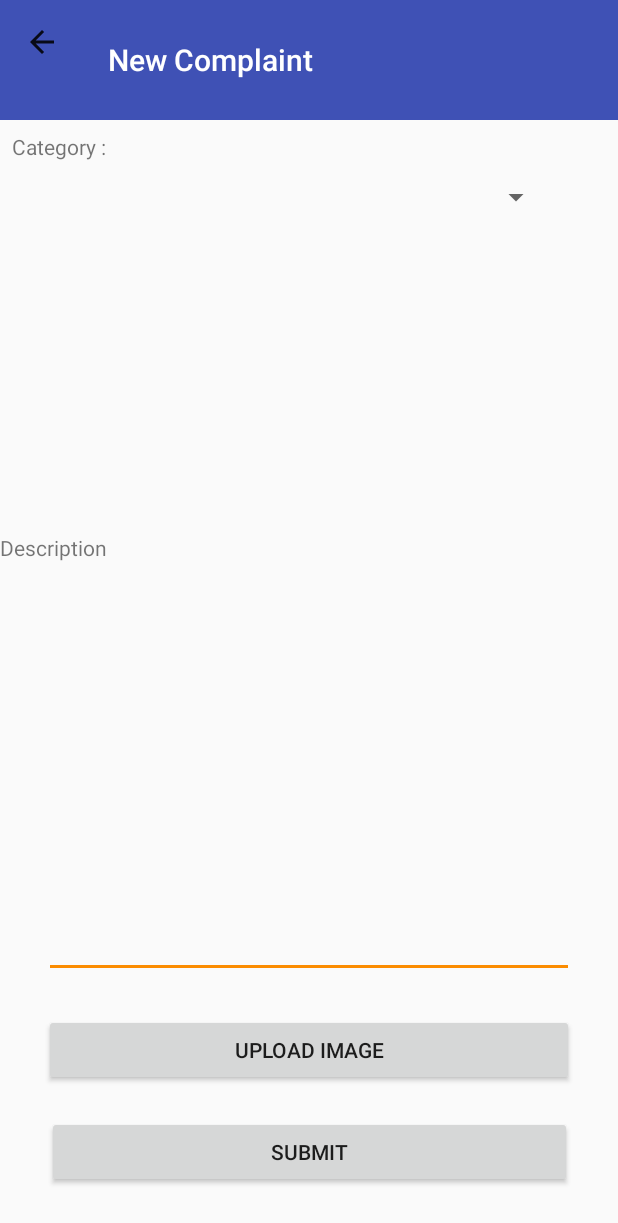
After one commit to weisheng1998/MYFeedback, an Android app: the NewComplaint screen opened directly, with no data from a screen before it, on a phone screen of 412 x 824 dp. The commit adds this screen. Shown: the top 1223 px of the screen. Run offline under Robolectric (Android 15) with nearby library versions, the phone set to English and light mode, and no system bars.

Commit message:
Login Activity + New Complaint Activity
Make enchancement on Login Activity and New Complaint Activity

```diff
--- a/app/src/main/AndroidManifest.xml
+++ b/app/src/main/AndroidManifest.xml
@@ -1,7 +1,9 @@
 <?xml version="1.0" encoding="utf-8"?>
 <manifest xmlns:android="http://schemas.android.com/apk/res/android"
     package="com.myfeedback.myfeedbackprototype">
-    <uses-permission android:name="android.permission.INTERNET"></uses-permission>
+
+    <uses-permission android:name="android.permission.INTERNET" />
+
     <application
         android:allowBackup="true"
         android:icon="@mipmap/ic_launcher"
@@ -23,7 +25,8 @@
             android:launchMode="singleTop"
             android:theme="@style/AppTheme" />
         <activity android:name=".AboutUsActivity" />
-        <activity android:name=".LoginActivity"></activity>
+        <activity android:name=".LoginActivity" />
+        <activity android:name=".NewComplaint"></activity>
     </application>
 
 </manifest>
--- a/app/src/main/java/com/myfeedback/myfeedbackprototype/ComplaintFragment.java
+++ b/app/src/main/java/com/myfeedback/myfeedbackprototype/ComplaintFragment.java
@@ -1,6 +1,8 @@
 package com.myfeedback.myfeedbackprototype;
 
+import android.content.Intent;
 import android.os.Bundle;
+import android.support.design.widget.FloatingActionButton;
 import android.support.v4.app.Fragment;
 import android.view.LayoutInflater;
 import android.view.View;
@@ -16,8 +18,23 @@ public class ComplaintFragment extends Fragment {
     @Override
     public View onCreateView(LayoutInflater inflater, ViewGroup container,
                              Bundle savedInstanceState) {
+
+        View RootView = inflater.inflate(R.layout.fragment_complaint, container, false);
+
+        FloatingActionButton fab = RootView.findViewById(R.id.floatingActionButton);
+        fab.setOnClickListener(new View.OnClickListener() {
+            @Override
+            public void onClick(View view) {
+                Intent newComplaint = new Intent(ComplaintFragment.this.getActivity(), NewComplaint.class);
+                startActivity(newComplaint);
+            }
+        });
+
         // Inflate the layout for this fragment
-        return inflater.inflate(R.layout.fragment_complaint, container, false);
+        return RootView;
+
+
+
     }
 
     public void onCreate(Bundle savedInstanceState) {
--- a/app/src/main/java/com/myfeedback/myfeedbackprototype/LoginActivity.java
+++ b/app/src/main/java/com/myfeedback/myfeedbackprototype/LoginActivity.java
@@ -24,6 +24,7 @@ public class LoginActivity extends AppCompatActivity {
 
         EditText pass = (EditText)findViewById(R.id.password_et);
         String password = String.valueOf(pass.getText());
+
         String type = "login";
         LoginBackground loginBackground = new LoginBackground(this);
         loginBackground.execute(type, email, password);
--- a/app/src/main/java/com/myfeedback/myfeedbackprototype/LoginBackground.java
+++ b/app/src/main/java/com/myfeedback/myfeedbackprototype/LoginBackground.java
@@ -1,6 +1,7 @@
 package com.myfeedback.myfeedbackprototype;
 
 import android.app.Activity;
+import android.app.ProgressDialog;
 import android.content.Context;
 import android.content.Intent;
 import android.os.AsyncTask;
@@ -25,6 +26,8 @@ public class LoginBackground extends AsyncTask<String,Void,String> {
     LoginBackground (Context ctx) {
         context = ctx;
     }
+    ProgressDialog loadingDialog;
+
     @Override
     protected String doInBackground(String... params) {
         String type = params[0];
@@ -69,17 +72,19 @@ public class LoginBackground extends AsyncTask<String,Void,String> {
     @Override
     protected void onPreExecute() {
         alertDialog = new AlertDialog.Builder(context).create();
-        alertDialog.setTitle("Login Status");
+        alertDialog.setTitle("Login Failed");
+        loadingDialog = ProgressDialog.show(context, "", "Logging In ...", true);;
 
     }
 
     @Override
     protected void onPostExecute(String result) {
-        alertDialog.setMessage(result);
+        loadingDialog.cancel();
         if(result.contentEquals("sucess")){
             context.startActivity(new Intent(context, MainActivity.class));
         }
         else{
+            alertDialog.setMessage(result);
             alertDialog.show();
         }
 
--- /dev/null
+++ b/app/src/main/java/com/myfeedback/myfeedbackprototype/NewComplaint.java
@@ -0,0 +1,41 @@
+package com.myfeedback.myfeedbackprototype;
+
+import android.content.Intent;
+import android.support.design.widget.CoordinatorLayout;
+import android.os.Bundle;
+import android.support.v4.app.NavUtils;
+import android.view.MenuItem;
+import android.view.View;
+import android.app.ActionBar;
+import android.support.v7.app.AppCompatActivity;
+import android.os.Bundle;
+import android.support.v7.widget.Toolbar;
+
+import static android.R.id.home;
+
+public class NewComplaint extends AppCompatActivity {
+
+    @Override
+    protected void onCreate(Bundle savedInstanceState) {
+        super.onCreate(savedInstanceState);
+        setContentView(R.layout.activity_newcomplaint);
+
+        //add toolbar
+        Toolbar toolbar = findViewById(R.id.toolbar);
+        setSupportActionBar(toolbar);
+        //convert to actionbar
+        android.support.v7.app.ActionBar actionbar = getSupportActionBar();
+        actionbar.setDisplayHomeAsUpEnabled(true);
+        actionbar.setTitle("New Complaint");
+        getSupportActionBar().setDisplayHomeAsUpEnabled(true);
+        getSupportActionBar().setDisplayShowHomeEnabled(true);
+
+        toolbar.setNavigationOnClickListener(new View.OnClickListener() {
+            @Override
+            public void onClick(View v) {
+                finish();
+            }
+        });
+
+    }
+}
--- a/app/src/main/res/layout/activity_main.xml
+++ b/app/src/main/res/layout/activity_main.xml
@@ -26,7 +26,7 @@
                 android:theme="?attr/actionBarTheme"
                 app:layout_constraintBottom_toBottomOf="parent"
                 app:layout_constraintEnd_toEndOf="parent"
-                app:layout_constraintHorizontal_bias="1.0"
+                app:layout_constraintHorizontal_bias="0.0"
                 app:layout_constraintStart_toStartOf="parent"
                 app:layout_constraintTop_toTopOf="parent"
                 app:layout_constraintVertical_bias="0.0"
--- /dev/null
+++ b/app/src/main/res/layout/activity_newcomplaint.xml
@@ -0,0 +1,90 @@
+<?xml version="1.0" encoding="utf-8"?>
+<android.support.constraint.ConstraintLayout xmlns:android="http://schemas.android.com/apk/res/android"
+    xmlns:app="http://schemas.android.com/apk/res-auto"
+    xmlns:tools="http://schemas.android.com/tools"
+    android:layout_width="match_parent"
+    android:layout_height="match_parent"
+    tools:context=".NewComplaint">
+
+    <TextView
+        android:id="@+id/textView4"
+        android:layout_width="wrap_content"
+        android:layout_height="wrap_content"
+        android:layout_marginTop="208dp"
+        android:text="Description"
+        app:layout_constraintTop_toBottomOf="@+id/spinner2"
+        tools:layout_editor_absoluteX="16dp" />
+
+    <android.support.v7.widget.Toolbar
+        android:id="@+id/toolbar"
+        android:layout_width="match_parent"
+        android:layout_height="80dp"
+        android:background="?attr/colorPrimary"
+        android:fitsSystemWindows="true"
+        android:minHeight="?attr/actionBarSize"
+        android:theme="?attr/actionBarTheme"
+        app:layout_constraintBottom_toBottomOf="parent"
+        app:layout_constraintEnd_toEndOf="parent"
+        app:layout_constraintHorizontal_bias="0.0"
+        app:layout_constraintStart_toStartOf="parent"
+        app:layout_constraintTop_toTopOf="parent"
+        app:layout_constraintVertical_bias="0.0"
+        app:titleTextColor="@android:color/white" />
+
+    <TextView
+        android:id="@+id/textView"
+        android:layout_width="wrap_content"
+        android:layout_height="wrap_content"
+        android:layout_marginStart="8dp"
+        android:layout_marginTop="8dp"
+        android:text="Category :"
+        app:layout_constraintStart_toStartOf="parent"
+        app:layout_constraintTop_toBottomOf="@+id/toolbar" />
+
+    <Spinner
+        android:id="@+id/spinner2"
+        android:layout_width="368dp"
+        android:layout_height="32dp"
+        android:layout_marginTop="8dp"
+        app:layout_constraintTop_toBottomOf="@+id/textView"
+        tools:layout_editor_absoluteX="8dp" />
+
+    <Button
+        android:id="@+id/button"
+        android:layout_width="350dp"
+        android:layout_height="wrap_content"
+        android:layout_marginStart="8dp"
+        android:layout_marginEnd="8dp"
+        android:layout_marginBottom="32dp"
+        android:text="Submit"
+        app:layout_constraintBottom_toBottomOf="parent"
+        app:layout_constraintEnd_toEndOf="parent"
+        app:layout_constraintStart_toStartOf="parent" />
+
+    <Button
+        android:id="@+id/button3"
+        android:layout_width="353dp"
+        android:layout_height="wrap_content"
+        android:layout_marginStart="8dp"
+        android:layout_marginEnd="8dp"
+        android:layout_marginBottom="20dp"
+        android:text="Upload Image"
+        app:layout_constraintBottom_toTopOf="@+id/button"
+        app:layout_constraintEnd_toEndOf="parent"
+        app:layout_constraintStart_toStartOf="parent" />
+
+    <EditText
+        android:id="@+id/editText"
+        android:layout_width="353dp"
+        android:layout_height="45dp"
+        android:layout_marginStart="8dp"
+        android:layout_marginEnd="8dp"
+        android:layout_marginBottom="24dp"
+        android:ems="10"
+        android:inputType="textAutoComplete|textMultiLine"
+        android:textAlignment="textStart"
+        app:layout_constraintBottom_toTopOf="@+id/button3"
+        app:layout_constraintEnd_toEndOf="parent"
+        app:layout_constraintStart_toStartOf="parent" />
+
+</android.support.constraint.ConstraintLayout>
```
